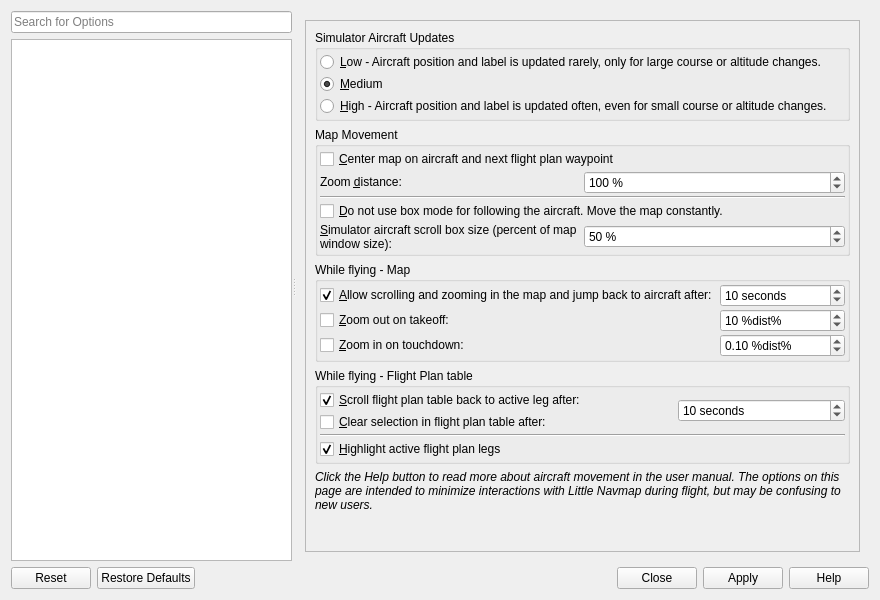
The window that src/options/optionsdialog.ui (albar965/littlenavmap) describes before a commit, drawn with Qt 5.
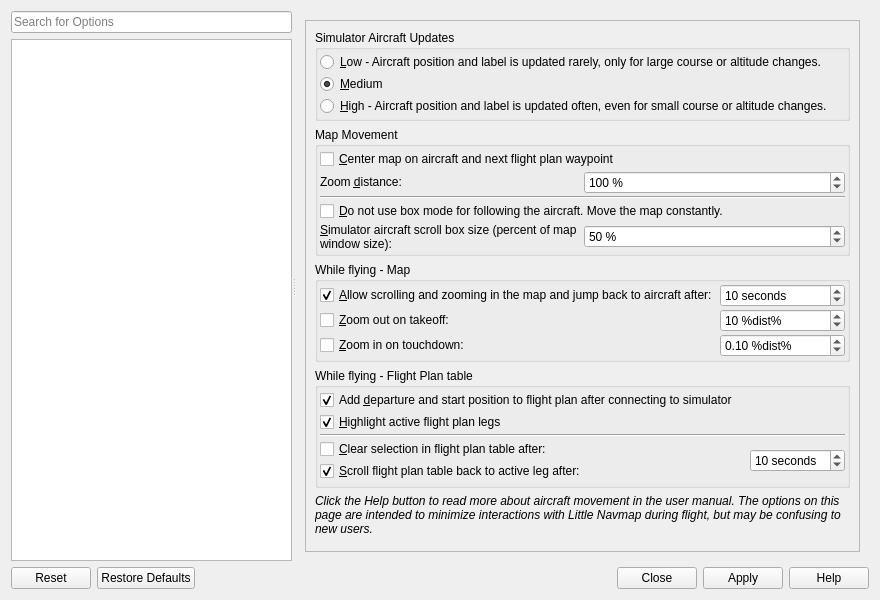
The same window after the commit. The open tabs and pages were chosen to show the change. Icons and pictures are not drawn.

Commit message:
Changes in options dialog
Add departure and start position to flight plan after connecting to simulator moved to page
"Simulator Aircraft"

Diff of the .ui file:
```diff
--- a/src/options/optionsdialog.ui
+++ b/src/options/optionsdialog.ui
@@ -1624,19 +1624,6 @@
                  </property>
                 </widget>
                </item>
-               <item>
-                <widget class="QCheckBox" name="checkBoxOptionsGuiAddDeparture">
-                 <property name="toolTip">
-                  <string>Add departure parking, runway or airport to an empty flight plan after connecting to simulator.</string>
-                 </property>
-                 <property name="text">
-                  <string>Add &amp;departure and start position to flight plan after connecting to simulator</string>
-                 </property>
-                 <property name="checked">
-                  <bool>true</bool>
-                 </property>
-                </widget>
-               </item>
                <item>
                 <widget class="QCheckBox" name="checkBoxOptionsGuiAvoidOverwrite">
                  <property name="toolTip">
@@ -6692,9 +6679,9 @@
            <property name="geometry">
             <rect>
              <x>0</x>
-             <y>0</y>
-             <width>572</width>
-             <height>591</height>
+             <y>-78</y>
+             <width>581</width>
+             <height>620</height>
             </rect>
            </property>
            <layout class="QVBoxLayout" name="verticalLayout_25">
@@ -7023,26 +7010,20 @@
                <property name="spacing">
                 <number>2</number>
                </property>
-               <item row="0" column="2" rowspan="2">
-                <widget class="QSpinBox" name="spinBoxOptionsSimCleanupTableTime">
+               <item row="0" column="0">
+                <widget class="QCheckBox" name="checkBoxOptionsGuiAddDeparture">
                  <property name="toolTip">
                   <string>Time until the selection is cleared and/or the active leg is put back on top of the flight plan table after user actions like scrolling or selecting.</string>
                  </property>
-                 <property name="suffix">
-                  <string> seconds</string>
+                 <property name="text">
+                  <string>Add &amp;departure and start position to flight plan after connecting to simulator</string>
                  </property>
-                 <property name="minimum">
-                  <number>1</number>
-                 </property>
-                 <property name="maximum">
-                  <number>300</number>
-                 </property>
-                 <property name="value">
-                  <number>10</number>
+                 <property name="checked">
+                  <bool>true</bool>
                  </property>
                 </widget>
                </item>
-               <item row="1" column="0" colspan="2">
+               <item row="3" column="0">
                 <widget class="QCheckBox" name="checkBoxOptionsSimClearSelection">
                  <property name="toolTip">
                   <string>Clears selected (blue) rows in the flight plan table and the related map highlights
@@ -7056,7 +7037,7 @@
                  </property>
                 </widget>
                </item>
-               <item row="0" column="0" colspan="2">
+               <item row="4" column="0" colspan="2">
                 <widget class="QCheckBox" name="checkBoxOptionsSimCenterLegTable">
                  <property name="toolTip">
                   <string>User can scroll in the flight plan table but the program will  
@@ -7070,7 +7051,7 @@
                  </property>
                 </widget>
                </item>
-               <item row="3" column="0">
+               <item row="1" column="0">
                 <widget class="QCheckBox" name="checkBoxOptionsSimHighlightActiveTable">
                  <property name="toolTip">
                   <string>Active flight plan legs are highlighted with magenta color</string>
@@ -7090,6 +7071,25 @@
                  </property>
                 </widget>
                </item>
+               <item row="3" column="2" rowspan="3">
+                <widget class="QSpinBox" name="spinBoxOptionsSimCleanupTableTime">
+                 <property name="toolTip">
+                  <string>Time until the selection is cleared and/or the active leg is put back on top of the flight plan table after user actions like scrolling or selecting.</string>
+                 </property>
+                 <property name="suffix">
+                  <string> seconds</string>
+                 </property>
+                 <property name="minimum">
+                  <number>1</number>
+                 </property>
+                 <property name="maximum">
+                  <number>300</number>
+                 </property>
+                 <property name="value">
+                  <number>10</number>
+                 </property>
+                </widget>
+               </item>
               </layout>
              </widget>
             </item>
```
Left out of the diff: 71 changed lines with no effect on the pictures. The commit also changes 1 other file.
